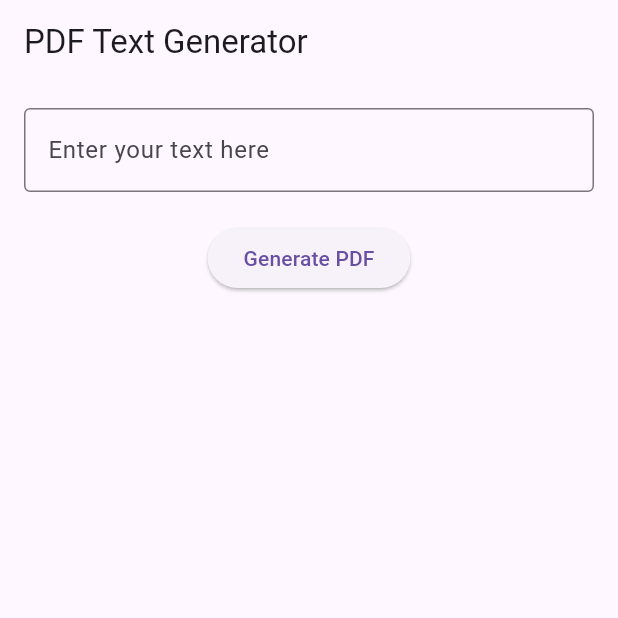
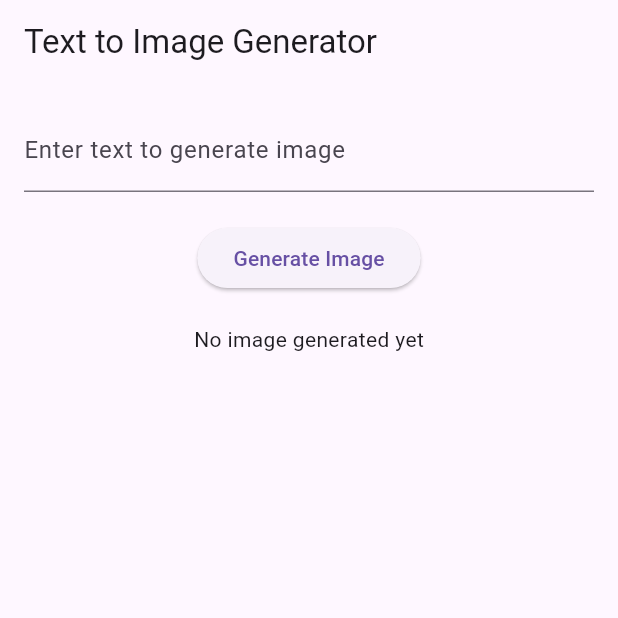
Before and after one commit to prajjwa-lit/professional_cipher, a Flutter app: the screen it shows after launch, on a phone screen of 412 x 824 dp, the top half of it. Run offline on Flutter 3.47's test engine with Material 3 defaults, Android fonts, the light colour scheme and no system bars.

Commit message:
text to image

```diff
--- a/lib/main.dart
+++ b/lib/main.dart
@@ -1,72 +1,90 @@
+import 'dart:ui' as ui;
+import 'dart:typed_data';
 import 'dart:io';
 import 'package:flutter/material.dart';
 import 'package:path_provider/path_provider.dart';
-import 'package:pdf/widgets.dart' as pw;
-import 'package:printing/printing.dart';
 
 void main() {
-  runApp(const PdfTextApp());
+  runApp(MyApp());
 }
 
-class PdfTextApp extends StatelessWidget {
-  const PdfTextApp({super.key});
-
+class MyApp extends StatelessWidget {
   @override
   Widget build(BuildContext context) {
     return MaterialApp(
-      title: 'PDF Text Generator',
+      title: 'Text to Image Generator',
       theme: ThemeData(
         primarySwatch: Colors.blue,
       ),
-      home: const PdfHomePage(),
+      home: TextToImageScreen(),
     );
   }
 }
 
-class PdfHomePage extends StatefulWidget {
-  const PdfHomePage({super.key});
-
+class TextToImageScreen extends StatefulWidget {
   @override
-  _PdfHomePageState createState() => _PdfHomePageState();
+  _TextToImageScreenState createState() => _TextToImageScreenState();
 }
 
-class _PdfHomePageState extends State<PdfHomePage> {
+class _TextToImageScreenState extends State<TextToImageScreen> {
   final TextEditingController _textController = TextEditingController();
+  File? _generatedImage;
 
-  Future<void> _generatePdf() async {
-    final pdf = pw.Document();
+  Future<void> _generateImage(String text) async {
+    final ui.PictureRecorder recorder = ui.PictureRecorder();
+    final Canvas canvas = Canvas(recorder);
 
-    // Create a PDF document with the text input
-    pdf.addPage(
-      pw.Page(
-        build: (pw.Context context) {
-          return pw.Center(
-            child: pw.Text(_textController.text),
-          );
-        },
+    // Define the size of the canvas
+    const double width = 300;
+    const double height = 100;
+
+    // Draw white background
+    final Paint paint = Paint()..color = Colors.white;
+    canvas.drawRect(Rect.fromLTWH(0, 0, width, height), paint);
+
+    // Draw the text on the canvas
+    final TextPainter textPainter = TextPainter(
+      text: TextSpan(
+        text: text,
+        style: TextStyle(color: Colors.black, fontSize: 30),
       ),
+      textDirection: TextDirection.ltr,
     );
 
-    // Save the PDF file to the device's temporary storage
-    final output = await getTemporaryDirectory();
-    final file = File("${output.path}/example.pdf");
-    await file.writeAsBytes(await pdf.save());
+    textPainter.layout(minWidth: 0, maxWidth: width);
+    textPainter.paint(canvas, Offset(10, 25));
 
-    // Display the PDF using the Printing package
-    await Printing.sharePdf(
-      bytes: await pdf.save(),
-      filename: 'example.pdf',
-    );
+    final ui.Image image = await recorder.endRecording().toImage(width.toInt(), height.toInt());
 
-    // Clear the text field after the PDF is generated and displayed
-    _textController.clear();
+    final ByteData? byteData = await image.toByteData(format: ui.ImageByteFormat.png);
+    if (byteData != null) {
+      final Uint8List pngBytes = byteData.buffer.asUint8List();
+
+      // Save the image to a file
+      final Directory tempDir = await getTemporaryDirectory();
+      final File file = File('${tempDir.path}/generated_image.png');
+      await file.writeAsBytes(pngBytes);
+
+      setState(() {
+        _generatedImage = file;
+        _textController.clear(); // Clear the text field after generating the image
+      });
+
+      ScaffoldMessenger.of(context).showSnackBar(
+        SnackBar(content: Text('Image saved to: ${file.path}')),
+      );
+    } else {
+      ScaffoldMessenger.of(context).showSnackBar(
+        SnackBar(content: Text('Failed to generate image')),
+      );
+    }
   }
 
   @override
   Widget build(BuildContext context) {
     return Scaffold(
       appBar: AppBar(
-        title: const Text('PDF Text Generator'),
+        title: Text('Text to Image Generator'),
       ),
       body: Padding(
         padding: const EdgeInsets.all(16.0),
@@ -74,17 +92,27 @@ class _PdfHomePageState extends State<PdfHomePage> {
           children: [
             TextField(
               controller: _textController,
-              decoration: const InputDecoration(
-                labelText: 'Enter your text here',
-                border: OutlineInputBorder(),
+              decoration: InputDecoration(
+                labelText: 'Enter text to generate image',
               ),
-              maxLines: null,
             ),
-            const SizedBox(height: 20),
+            SizedBox(height: 20),
             ElevatedButton(
-              onPressed: _generatePdf,
-              child: const Text('Generate PDF'),
+              onPressed: () {
+                if (_textController.text.isNotEmpty) {
+                  _generateImage(_textController.text);
+                } else {
+                  ScaffoldMessenger.of(context).showSnackBar(
+                    SnackBar(content: Text('Please enter some text')),
+                  );
+                }
+              },
+              child: Text('Generate Image'),
             ),
+            SizedBox(height: 20),
+            _generatedImage != null
+                ? Image.file(_generatedImage!)
+                : Text('No image generated yet'),
           ],
         ),
       ),
```
